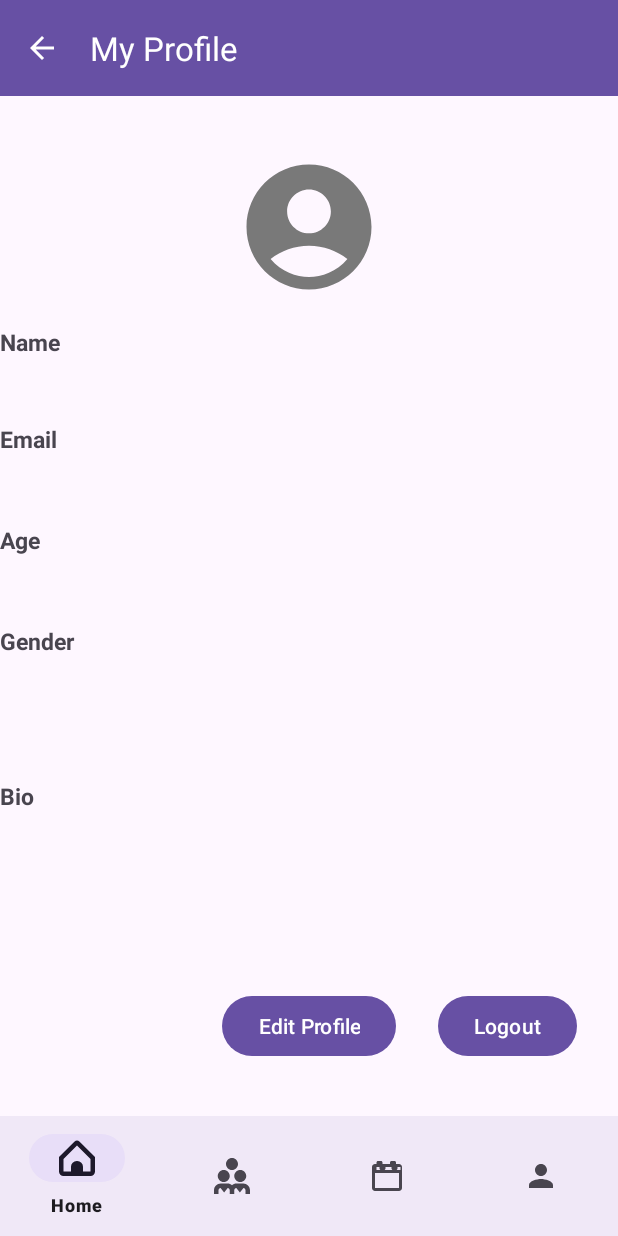
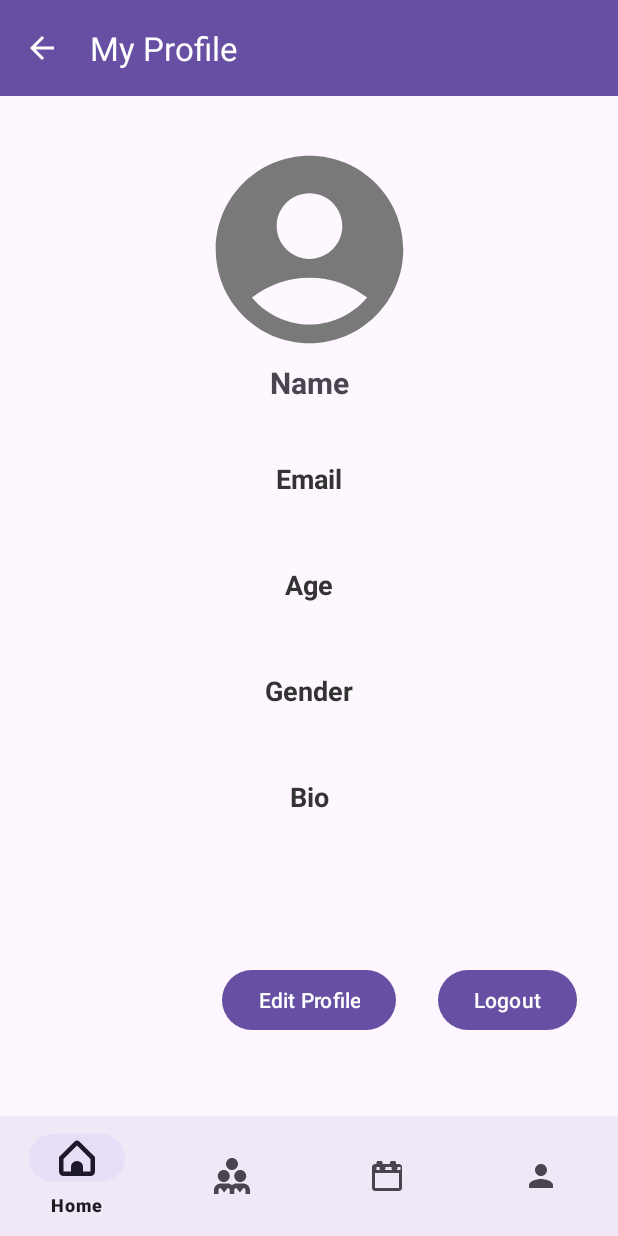
Before and after one commit to Heejae-L/DaMoYeo, an Android app: the UserActivity screen opened directly, with no data from a screen before it, on a phone screen of 412 x 824 dp. Run offline under Robolectric (Android 15) with nearby library versions, the phone set to English and light mode, and no system bars; our stand-ins replace Firebase (no records; nobody signed in at launch, a user with empty details on screens opened directly); 1 statement that could not run was skipped.

Commit message:
register email checking

```diff
--- a/app/src/main/java/android/org/firebasetest/EmailLoginActivity.java
+++ b/app/src/main/java/android/org/firebasetest/EmailLoginActivity.java
@@ -55,19 +55,31 @@ public class EmailLoginActivity extends AppCompatActivity {
         String email = emailEditText.getText().toString().trim();
         String password = passwordEditText.getText().toString().trim();
 
+        if (email.isEmpty() || password.isEmpty()) {
+            Toast.makeText(this, "Please fill all fields", Toast.LENGTH_SHORT).show();
+            return;
+        }
+
         mAuth.signInWithEmailAndPassword(email, password)
                 .addOnCompleteListener(this, task -> {
                     if (task.isSuccessful()) {
                         // 로그인 성공
-                        Toast.makeText(EmailLoginActivity.this, "Login successful", Toast.LENGTH_SHORT).show();
                         FirebaseUser user = mAuth.getCurrentUser();  // 현재 로그인한 사용자 가져오기
 
                         if (user != null) {
-                            String userId = user.getUid();  // 사용자 ID 가져오기
-                            Intent intent = new Intent(EmailLoginActivity.this, MainActivity.class);
-                            intent.putExtra("userId", userId);  // 인텐트에 사용자 ID 추가
-                            startActivity(intent);  // MainActivity 시작
-                            finish();  // 현재 액티비티 종료
+                            if (user.isEmailVerified()||!user.isEmailVerified()) {
+                                // 이메일 인증이 완료된 경우
+                                Toast.makeText(EmailLoginActivity.this, "Login successful", Toast.LENGTH_SHORT).show();
+                                String userId = user.getUid();  // 사용자 ID 가져오기
+                                Intent intent = new Intent(EmailLoginActivity.this, MainActivity.class);
+                                intent.putExtra("userId", userId);  // 인텐트에 사용자 ID 추가
+                                startActivity(intent);  // MainActivity 시작
+                                finish();  // 현재 액티비티 종료
+                            } else {
+                                // 이메일 인증이 완료되지 않은 경우
+                                Toast.makeText(EmailLoginActivity.this, "Please verify your email address.", Toast.LENGTH_LONG).show();
+                                mAuth.signOut();  // 이메일 인증이 완료되지 않으면 로그아웃
+                            }
                         }
                     } else {
                         // 로그인 실패
@@ -75,6 +87,7 @@ public class EmailLoginActivity extends AppCompatActivity {
                     }
                 });
     }
+
 
 
     private void createUser() {
--- a/app/src/main/java/android/org/firebasetest/RegisterActivity.java
+++ b/app/src/main/java/android/org/firebasetest/RegisterActivity.java
@@ -67,18 +67,31 @@ public class RegisterActivity extends AppCompatActivity {
         mAuth.createUserWithEmailAndPassword(email, password)
                 .addOnCompleteListener(this, task -> {
                     if (task.isSuccessful()) {
-                        FirebaseUser firebaseUser = mAuth.getCurrentUser(); // 현재 로그인한 사용자 가져오기
+                        FirebaseUser firebaseUser = mAuth.getCurrentUser();
                         if (firebaseUser != null) {
-                            String userId = firebaseUser.getUid();
-                            // Firebase에 사용자 정보를 저장합니다.
-                            User user = new User(userId, name, email, Integer.parseInt(age),null,"Male" ,null); // 나이는 예시로 0으로 설정
-                            userManager.saveUser(user);
-                            Toast.makeText(RegisterActivity.this, "User registration successful", Toast.LENGTH_SHORT).show();
-                            finish(); // 활동 종료
+                            firebaseUser.sendEmailVerification()
+                                    .addOnCompleteListener(emailVerificationTask -> {
+                                        if (emailVerificationTask.isSuccessful()) {
+                                            Toast.makeText(RegisterActivity.this, "Verification email sent. Please check your email.", Toast.LENGTH_LONG).show();
+
+                                            String userId = firebaseUser.getUid();
+                                            User user = new User(userId, name, email, Integer.parseInt(age), null, "Male", null);
+                                            userManager.saveUser(user);
+
+                                            // Optionally, sign out the user to prevent them from being logged in before verification
+                                            mAuth.signOut();
+
+                                            // Finish the activity and prompt the user to verify their email
+                                            finish();
+                                        } else {
+                                            Toast.makeText(RegisterActivity.this, "Failed to send verification email.", Toast.LENGTH_LONG).show();
+                                        }
+                                    });
                         }
                     } else {
                         Toast.makeText(RegisterActivity.this, "Registration failed: " + Objects.requireNonNull(task.getException()).getMessage(), Toast.LENGTH_LONG).show();
                     }
                 });
     }
+
 }
--- a/app/src/main/java/android/org/firebasetest/SetAlarmActivity.java
+++ b/app/src/main/java/android/org/firebasetest/SetAlarmActivity.java
@@ -75,6 +75,7 @@ public class SetAlarmActivity extends AppCompatActivity {
         if(c.before(Calendar.getInstance())){
             c.add(Calendar.DATE, 1);
         }
+        Log.e("SetAlarmActivity",pendingIntent.toString());
         alarmManager.setExact(AlarmManager.RTC_WAKEUP, c.getTimeInMillis(), pendingIntent);
     }
 
--- a/app/src/main/res/layout/activity_user.xml
+++ b/app/src/main/res/layout/activity_user.xml
@@ -42,146 +42,154 @@
 
             <ImageView
                 android:id="@+id/imageViewProfile"
-                android:layout_width="100dp"
-                android:layout_height="100dp"
-                android:layout_gravity="center_horizontal"
+                android:layout_width="150dp"
+                android:layout_height="150dp"
                 android:src="@drawable/baseline_account_circle_24"
+                app:layout_constraintTop_toTopOf="parent"
                 app:layout_constraintBottom_toTopOf="@id/textViewName"
+                app:layout_constraintStart_toStartOf="parent"
                 app:layout_constraintEnd_toEndOf="parent"
-                app:layout_constraintStart_toStartOf="parent"
-                app:layout_constraintTop_toTopOf="parent"/>
+                app:layout_constraintHorizontal_bias="0.5"/>
 
             <TextView
                 android:id="@+id/Name"
-                android:layout_width="match_parent"
+                android:layout_width="wrap_content"
                 android:layout_height="wrap_content"
-                android:textSize="15sp"
+                android:textSize="20sp"
                 android:textStyle="bold"
                 android:text="Name"
-                android:layout_marginTop="16dp"
-                app:layout_constraintBottom_toTopOf="@id/textViewName"
+                app:layout_constraintTop_toBottomOf="@id/imageViewProfile"
+                app:layout_constraintStart_toStartOf="parent"
                 app:layout_constraintEnd_toEndOf="parent"
-                app:layout_constraintStart_toStartOf="parent"
-                app:layout_constraintTop_toBottomOf="@id/imageViewProfile"/>
+                app:layout_constraintHorizontal_bias="0.5" />
 
             <TextView
                 android:id="@+id/textViewName"
-                android:layout_width="match_parent"
+                android:layout_width="wrap_content"
                 android:layout_height="wrap_content"
-                android:textSize="20sp"
+                android:textSize="16sp"
                 app:layout_constraintTop_toBottomOf="@id/Name"
-                app:layout_constraintEnd_toEndOf="parent"
-                app:layout_constraintStart_toStartOf="parent"/>
+                app:layout_constraintStart_toStartOf="parent"
+                app:layout_constraintEnd_toEndOf="parent"/>
 
             <TextView
                 android:id="@+id/Email"
-                android:layout_width="match_parent"
+                android:layout_width="wrap_content"
                 android:layout_height="wrap_content"
-                android:textSize="15sp"
+                android:textSize="18sp"
+                android:textColor="#333333"
                 android:textStyle="bold"
                 android:text="Email"
-                android:layout_marginTop="16dp"
-                app:layout_constraintBottom_toTopOf="@id/textViewEmail"
+                app:layout_constraintTop_toBottomOf="@id/textViewName"
+                app:layout_constraintStart_toStartOf="parent"
                 app:layout_constraintEnd_toEndOf="parent"
-                app:layout_constraintStart_toStartOf="parent"
-                app:layout_constraintTop_toBottomOf="@id/textViewName"/>
+                app:layout_constraintHorizontal_bias="0.5"
+                android:layout_marginTop="16dp"/>
 
             <TextView
                 android:id="@+id/textViewEmail"
-                android:layout_width="match_parent"
+                android:layout_width="wrap_content"
                 android:layout_height="wrap_content"
                 android:textSize="16sp"
-                android:layout_marginTop="8dp"
+                android:textColor="#666666"
+                app:layout_constraintTop_toBottomOf="@id/Email"
+                app:layout_constraintStart_toStartOf="parent"
                 app:layout_constraintEnd_toEndOf="parent"
-                app:layout_constraintStart_toStartOf="parent"
-                app:layout_constraintTop_toBottomOf="@id/Email"/>
+                android:layout_marginTop="8dp"/>
 
             <TextView
                 android:id="@+id/Age"
-                android:layout_width="match_parent"
+                android:layout_width="wrap_content"
                 android:layout_height="wrap_content"
-                android:textSize="15sp"
+                android:textSize="18sp"
+                android:textColor="#333333"
                 android:textStyle="bold"
                 android:text="Age"
-                android:layout_marginTop="16dp"
-                app:layout_constraintBottom_toTopOf="@id/textViewAge"
+                app:layout_constraintTop_toBottomOf="@id/textViewEmail"
+                app:layout_constraintStart_toStartOf="parent"
                 app:layout_constraintEnd_toEndOf="parent"
-                app:layout_constraintStart_toStartOf="parent"
-                app:layout_constraintTop_toBottomOf="@id/textViewEmail"/>
+                app:layout_constraintHorizontal_bias="0.5"
+                android:layout_marginTop="16dp"/>
 
             <TextView
                 android:id="@+id/textViewAge"
-                android:layout_width="match_parent"
+                android:layout_width="wrap_content"
                 android:layout_height="wrap_content"
                 android:textSize="16sp"
-                android:layout_marginTop="8dp"
+                android:textColor="#666666"
+                app:layout_constraintTop_toBottomOf="@id/Age"
+                app:layout_constraintStart_toStartOf="parent"
                 app:layout_constraintEnd_toEndOf="parent"
-                app:layout_constraintStart_toStartOf="parent"
-                app:layout_constraintTop_toBottomOf="@id/Age"/>
+                android:layout_marginTop="8dp"/>
 
             <TextView
                 android:id="@+id/Gender"
-                android:layout_width="match_parent"
+                android:layout_width="wrap_content"
                 android:layout_height="wrap_content"
-                android:textSize="15sp"
+                android:textSize="18sp"
+                android:textColor="#333333"
                 android:textStyle="bold"
                 android:text="Gender"
-                android:layout_marginTop="16dp"
-                app:layout_constraintBottom_toTopOf="@id/textViewGender"
+                app:layout_constraintTop_toBottomOf="@id/textViewAge"
+                app:layout_constraintStart_toStartOf="parent"
                 app:layout_constraintEnd_toEndOf="parent"
-                app:layout_constraintStart_toStartOf="parent"
-                app:layout_constraintTop_toBottomOf="@id/textViewAge"/>
+                app:layout_constraintHorizontal_bias="0.5"
+                android:layout_marginTop="16dp"/>
 
             <TextView
                 android:id="@+id/textViewGender"
-                android:layout_width="match_parent"
+                android:layout_width="wrap_content"
                 android:layout_height="wrap_content"
                 android:textSize="16sp"
-                android:layout_marginTop="8dp"
+                android:textColor="#666666"
+                app:layout_constraintTop_toBottomOf="@id/Gender"
+                app:layout_constraintStart_toStartOf="parent"
                 app:layout_constraintEnd_toEndOf="parent"
-                app:layout_constraintStart_toStartOf="parent"
-                app:layout_constraintTop_toBottomOf="@id/Gender"/>
+                android:layout_marginTop="8dp"/>
 
             <TextView
                 android:id="@+id/Bio"
-                android:layout_width="match_parent"
+                android:layout_width="wrap_content"
                 android:layout_height="wrap_content"
-                android:textSize="15sp"
+                android:textSize="18sp"
+                android:textColor="#333333"
                 android:textStyle="bold"
                 android:text="Bio"
-                android:layout_marginTop="16dp"
-                app:layout_constraintBottom_toTopOf="@id/textViewBio"
+                app:layout_constraintTop_toBottomOf="@id/textViewGender"
+                app:layout_constraintStart_toStartOf="parent"
                 app:layout_constraintEnd_toEndOf="parent"
-                app:layout_constraintStart_toStartOf="parent"
-                app:layout_constraintTop_toBottomOf="@id/textViewGender"/>
+                app:layout_constraintHorizontal_bias="0.5"
+                android:layout_marginTop="16dp"/>
 
             <TextView
                 android:id="@+id/textViewBio"
-                android:layout_width="match_parent"
+                android:layout_width="wrap_content"
                 android:layout_height="wrap_content"
                 android:textSize="16sp"
-                android:layout_marginTop="8dp"
-                app:layout_constraintBottom_toTopOf="@id/buttonEditProfile"
+                android:textColor="#666666"
+                app:layout_constraintTop_toBottomOf="@id/Bio"
+                app:layout_constraintStart_toStartOf="parent"
                 app:layout_constraintEnd_toEndOf="parent"
-                app:layout_constraintStart_toStartOf="parent"
-                app:layout_constraintTop_toBottomOf="@id/Bio"/>
+                android:layout_marginTop="8dp"/>
+
 
             <Button
                 android:id="@+id/buttonEditProfile"
                 android:layout_width="wrap_content"
                 android:layout_height="wrap_content"
+                android:layout_marginTop="16dp"
                 android:text="Edit Profile"
-                android:layout_marginTop="16dp"
                 app:layout_constraintBottom_toBottomOf="parent"
                 app:layout_constraintEnd_toEndOf="parent"
                 app:layout_constraintStart_toStartOf="parent"
-                app:layout_constraintTop_toBottomOf="@id/textViewBio"/>
+                app:layout_constraintTop_toBottomOf="@id/textViewBio" />
+
             <Button
                 android:id="@+id/buttonLogout"
                 android:layout_width="wrap_content"
                 android:layout_height="wrap_content"
+                android:layout_marginTop="16dp"
                 android:text="Logout"
-                android:layout_marginTop="16dp"
                 app:layout_constraintBottom_toBottomOf="parent"
                 app:layout_constraintEnd_toEndOf="parent"
                 app:layout_constraintStart_toEndOf="@id/buttonEditProfile"
```
